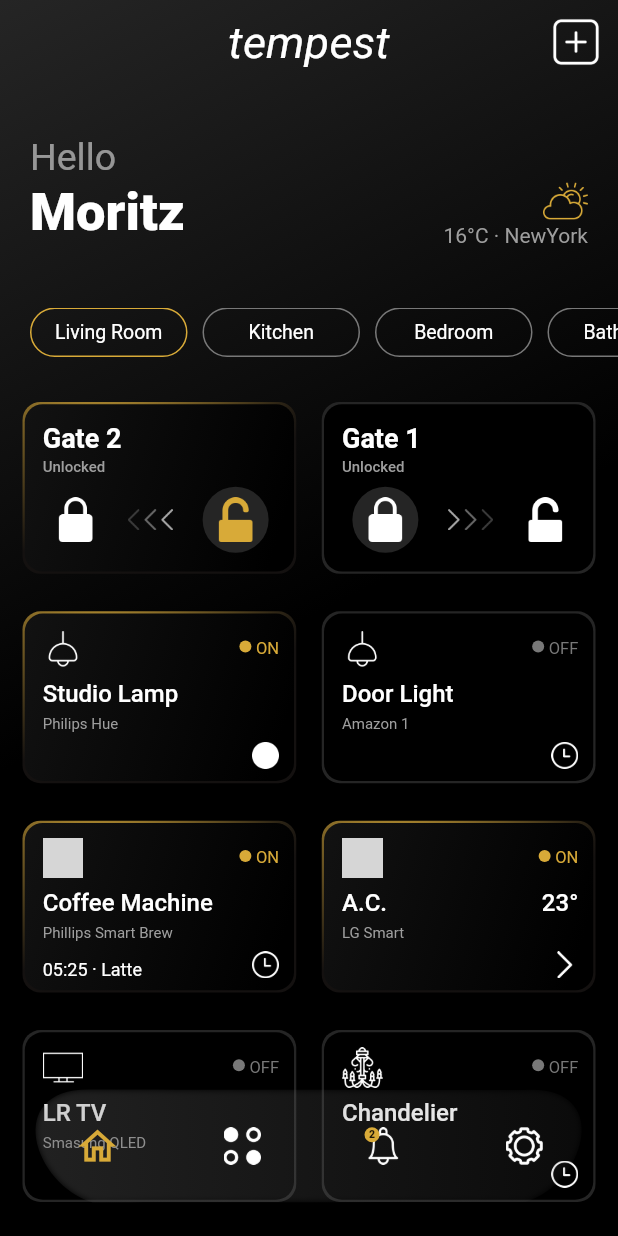
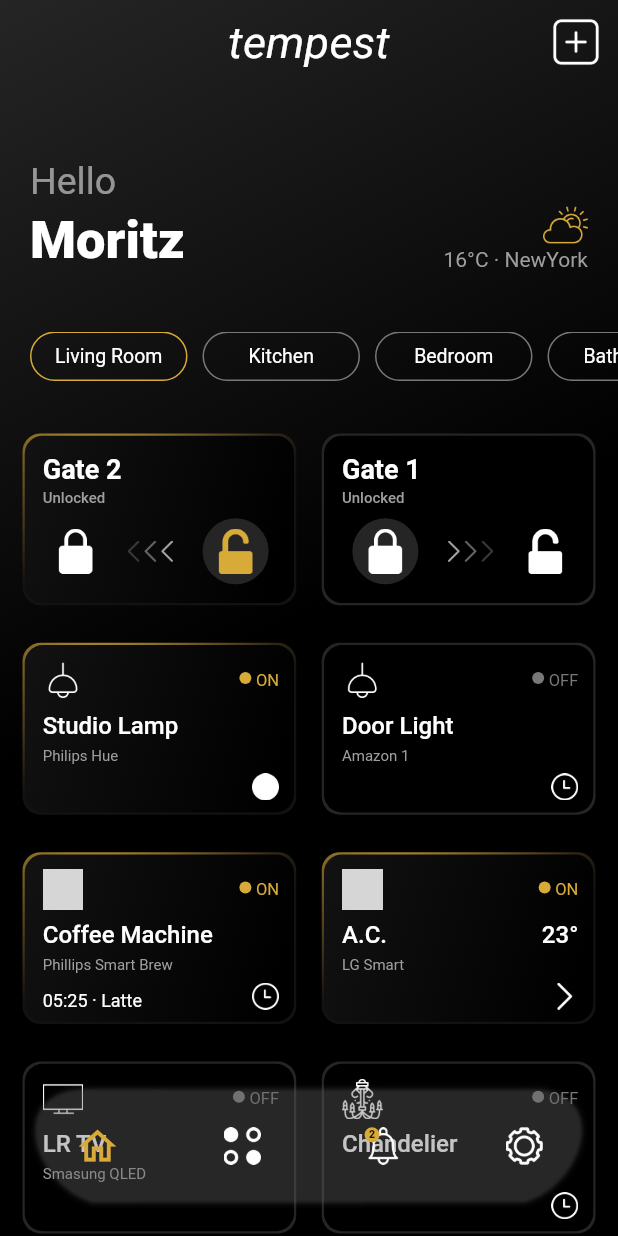
Before and after one commit to ravipatel0508/Home-automation-ui-flutter, a Flutter app: the screen it shows after launch, on a phone screen of 412 x 824 dp. Run offline on Flutter 3.47's test engine with Material 2 defaults, Android fonts, the phone set to English and light mode, and no system bars; our stand-ins replace google_fonts; grey boxes are pictures that could not be loaded.

Commit message:
responsive state added

```diff
--- a/lib/main.dart
+++ b/lib/main.dart
@@ -23,11 +23,18 @@
   }
 }
 
-class MyHomePage extends StatelessWidget {
+class MyHomePage extends StatefulWidget {
   MyHomePage({Key? key}) : super(key: key);
 
+  @override
+  State<MyHomePage> createState() => _MyHomePageState();
+}
+
+class _MyHomePageState extends State<MyHomePage> {
   final Color _primaryColor = const Color(0xFFd8AA38);
+
   final Color _secondaryColor = const Color(0xFF787878);
+
   final List<String> _room = [
     "Living Room",
     "Kitchen",
@@ -35,13 +42,15 @@
     "Bathroom",
     "Dining Room",
   ];
-  final List<bool> _roomState = [
+
+  List<bool> _roomState = [
     true,
     false,
     false,
     false,
     false,
   ];
+
   final List<String> _electicApplianceImages = [
     "",
     "",
@@ -58,6 +67,7 @@
     "assets/icon/monitor.png",
     "assets/icon/chandelier.png",
   ];
+
   final List<String> _electicApplianceTitle = [
     "Gate 2",
     "Gate 1",
@@ -74,6 +84,7 @@
     "LR TV",
     "Chandelier",
   ];
+
   final List<String> _afterTitleText = [
     "",
     "",
@@ -90,6 +101,7 @@
     "",
     "",
   ];
+
   final List<String> _afterSubtitleText = [
     "",
     "",
@@ -106,6 +118,7 @@
     "",
     "",
   ];
+
   final List<String> _electricApplianceSubtitle = [
     "",
     "",
@@ -122,6 +135,7 @@
     "Smasung QLED",
     "",
   ];
+
   final List<String> _gridFooter = [
     "",
     "",
@@ -138,6 +152,7 @@
     "assets/icon/transperant-image.png",
     "assets/icon/wall-clock.png",
   ];
+
   final List<bool> _elecricApplianceState = [
     false,
     true,
@@ -157,10 +172,25 @@
 
   @override
   Widget build(BuildContext context) {
-    return SafeArea(
-      child: Scaffold(
-        extendBodyBehindAppBar: true,
-        appBar: AppBar(
+    return Scaffold(
+      body: Stack(
+        children: [
+          Container(
+            decoration: const BoxDecoration(
+              gradient: LinearGradient(
+                begin: Alignment.topLeft,
+                end: Alignment.center,
+                colors: [
+                  Color(0xFF252525),
+                  Colors.black,
+                ],
+              ),
+            ),
+          ),
+          CustomScrollView(
+            scrollBehavior: CustomScroll(),
+            slivers: [
+              SliverAppBar(
                 primary: true,
                 title: const Text(
                   "tempest",
@@ -183,31 +213,11 @@
                 elevation: 0.0,
                 shadowColor: Colors.transparent,
               ),
-        body: Stack(
-          children: [
-            Container(
-              decoration: const BoxDecoration(
-                gradient: LinearGradient(
-                  begin: Alignment.topLeft,
-                  end: Alignment.center,
-                  colors: [
-                    Color(0xFF252525),
-                    Colors.black,
-                  ],
-                ),
-              ),
-            ),
-            CustomScrollView(
-              slivers: [
               const SliverToBoxAdapter(
-                  child: SizedBox(height: 90),
+                child: SizedBox(height: 50),
               ),
               SliverToBoxAdapter(
-                  child: Column(
-                    mainAxisAlignment: MainAxisAlignment.start,
-                    crossAxisAlignment: CrossAxisAlignment.start,
-                    children: [
-                      Padding(
+                child: Padding(
                   padding: const EdgeInsets.symmetric(horizontal: 20),
                   child: Column(
                     children: [
@@ -220,11 +230,11 @@
                               fontSize: 25,
                             ),
                           ),
-                                SizedBox(),
                         ],
                       ),
                       Row(
                         mainAxisAlignment: MainAxisAlignment.spaceBetween,
+                        crossAxisAlignment: CrossAxisAlignment.end,
                         children: [
                           const Text(
                             "Moritz",
@@ -254,28 +264,31 @@
                     ],
                   ),
                 ),
-                      const SizedBox(height: 40),
-                      SingleChildScrollView(
+              ),
+              const SliverPadding(
+                padding: EdgeInsets.only(top: 40),
+              ),
+              SliverToBoxAdapter(
+                child: SingleChildScrollView(
                   scrollDirection: Axis.horizontal,
                   child: Padding(
                     padding: const EdgeInsets.only(left: 20),
                     child: Row(
                       children: [
                         for (var i = 0; i < _room.length; i++)
-                                _roomTabs(_room[i], _roomState[i]),
+                          _roomTabs(_room[i], _roomState[i], i),
                       ],
                     ),
                   ),
                 ),
-                      const SizedBox(height: 30),
-                    ],
               ),
+              const SliverPadding(
+                padding: EdgeInsets.only(top: 35),
               ),
               SliverPadding(
                 padding: const EdgeInsets.only(left: 15, right: 15),
                 sliver: SliverGrid(
-                    gridDelegate:
-                        const SliverGridDelegateWithMaxCrossAxisExtent(
+                  gridDelegate: const SliverGridDelegateWithMaxCrossAxisExtent(
                     maxCrossAxisExtent: 200.0,
                     mainAxisSpacing: 25.0,
                     crossAxisSpacing: 17.0,
@@ -285,7 +298,7 @@
                     (BuildContext context, int index) {
                       return index <= 1
                           ? _lockGridTile(_electicApplianceTitle[index],
-                                _elecricApplianceState[index])
+                              _elecricApplianceState[index], index)
                           : _electricAppliancesGridTile(
                               _electicApplianceImages[index],
                               _electicApplianceTitle[index],
@@ -294,7 +307,7 @@
                               _afterSubtitleText[index],
                               _gridFooter[index],
                               _elecricApplianceState[index],
-                              );
+                              index);
                     },
                     childCount: _electicApplianceImages.length,
                   ),
@@ -303,24 +316,9 @@
               const SliverPadding(padding: EdgeInsets.only(top: 20)),
             ],
           ),
-            // Positioned(
-            //   bottom: 15,
-            //   left: 15,
-            //   right: 15,
-            //   top: MediaQuery.of(context).size.height * 0.8,
-            //   child: BackdropFilter(
-            //     filter: ImageFilter.blur(sigmaX: 3, sigmaY: 3),
-            //     child: CustomPaint(
-            //       size: Size(MediaQuery.of(context).size.width, 100),
-            //       painter: MyCustomPainter(),
-            //     ),
-            //     // blendMode: BlendMode.xor,
-            //   ),
-            // ),
           Positioned(
             bottom: 10,
             child: Stack(
-                // clipBehavior: Clip.antiAlias,
               alignment: Alignment.center,
               children: [
                 Container(
@@ -363,8 +361,7 @@
                             ),
                             child: const Text("2",
                                 style: TextStyle(
-                                      fontSize: 7,
-                                      fontWeight: FontWeight.w800)),
+                                    fontSize: 7, fontWeight: FontWeight.w800)),
                           ),
                         ],
                       ),
@@ -381,7 +378,6 @@
           ),
         ],
       ),
-      ),
     );
   }
 
@@ -392,14 +388,19 @@
       String subtitle,
       String afterSubtitleText,
       String footerImage,
-      bool isLocked) {
-    return SizedBox(
+      bool isLocked,
+      int index) {
+    return GestureDetector(
+      onTap: () {
+        setState(() {
+          _elecricApplianceState[index] = !_elecricApplianceState[index];
+        });
+      },
+      child: SizedBox(
         height: 113,
         width: 180,
         child: DecoratedBox(
-        decoration:
-            //Radial gradient for activated tile
-            BoxDecoration(
+          decoration: BoxDecoration(
             borderRadius: BorderRadius.circular(12),
             color: isLocked ? null : const Color(0xFF252525),
             gradient: isLocked
@@ -523,17 +524,16 @@
             ),
           ),
         ),
+      ),
     );
   }
 
-  Widget _lockGridTile(String title, bool isLocked) {
+  Widget _lockGridTile(String title, bool isLocked, int index) {
     return SizedBox(
       height: 113,
       width: 180,
       child: DecoratedBox(
-        decoration:
-            //Radial gradient for activated tile
-            BoxDecoration(
+        decoration: BoxDecoration(
           borderRadius: BorderRadius.circular(12),
           color: isLocked ? const Color(0xFF252525) : null,
           gradient: isLocked
@@ -591,6 +591,13 @@
                       isLocked
                           ? Draggable(
                               axis: Axis.horizontal,
+                              hitTestBehavior: HitTestBehavior.translucent,
+                              onDragEnd: (details) {
+                                setState(() {
+                                  _elecricApplianceState[index] =
+                                      !_elecricApplianceState[index];
+                                });
+                              },
                               child: Container(
                                 padding: const EdgeInsets.all(7),
                                 decoration: const BoxDecoration(
@@ -605,6 +612,7 @@
                                   height: 30,
                                 ),
                               ),
+                              affinity: Axis.horizontal,
                               feedback: Container(
                                 height: 50,
                                 width: 50,
@@ -644,6 +652,12 @@
                               height: 30,
                             )
                           : Draggable(
+                              onDragEnd: (details) {
+                                setState(() {
+                                  _elecricApplianceState[index] =
+                                      !_elecricApplianceState[index];
+                                });
+                              },
                               axis: Axis.horizontal,
                               child: Container(
                                 padding: const EdgeInsets.all(7),
@@ -681,8 +695,14 @@
     );
   }
 
-  Widget _roomTabs(String title, bool isActive) {
-    return Container(
+  Widget _roomTabs(String title, bool isActive, int index) {
+    return GestureDetector(
+      onTap: () {
+        setState(() {
+          _roomState[index] = !_roomState[index];
+        });
+      },
+      child: Container(
         width: 105,
         height: 33,
         margin: const EdgeInsets.only(right: 10),
@@ -701,7 +721,17 @@
             fontSize: 13,
           ),
         ),
+      ),
     );
+  }
+}
+
+//To remove Scroll glow effect
+class CustomScroll extends ScrollBehavior {
+  @override
+  Widget buildViewportChrome(
+      BuildContext context, Widget child, AxisDirection axisDirection) {
+    return child;
   }
 }
 
@@ -709,23 +739,20 @@
   @override
   void paint(Canvas canvas, Size size) {
     Paint paint0 = Paint()
-      ..color = const Color.fromARGB(225, 255, 255, 255)
+      ..color = Colors.white38
       ..style = PaintingStyle.fill
       ..strokeWidth = 2.0
-      ..shader = const LinearGradient(
-        colors: [Colors.white38, Colors.white10],
-      ).createShader(Rect.fromLTWH(0, 0, size.width, size.height))
+      // ..shader = const LinearGradient(
+      //   colors: [Colors.white38, Colors.white10],
+      // ).createShader(Rect.fromLTWH(0, 0, size.width, size.height))
+      ..imageFilter = ImageFilter.blur(sigmaX: 1, sigmaY: 1)
       ..strokeCap = StrokeCap.round
-      // ..isAntiAlias = true
-      // ..blendMode = BlendMode.srcATop
-      ..maskFilter = const MaskFilter.blur(BlurStyle.inner, 2.0)
+      ..maskFilter = const MaskFilter.blur(BlurStyle.solid, 2.0)
       ..filterQuality = FilterQuality.low
       ..colorFilter = ColorFilter.mode(
         Colors.black.withOpacity(0.6),
         BlendMode.srcATop,
       );
-    // ..imageFilter = ImageFilter.blur(sigmaX: 2, sigmaY: 2);
-    // ..blendMode = BlendMode.xor;
 
     Path path0 = Path();
     path0.moveTo(size.width * 0.1500300, size.height * 0.1238500);
```
Also changed, not shown: assets/icon/four-dots-empty.png (renamed from assets/icon/four-dots-squared-png-icon-free-download-466111.png). Lines whose indentation alone changed are shown as unchanged.
